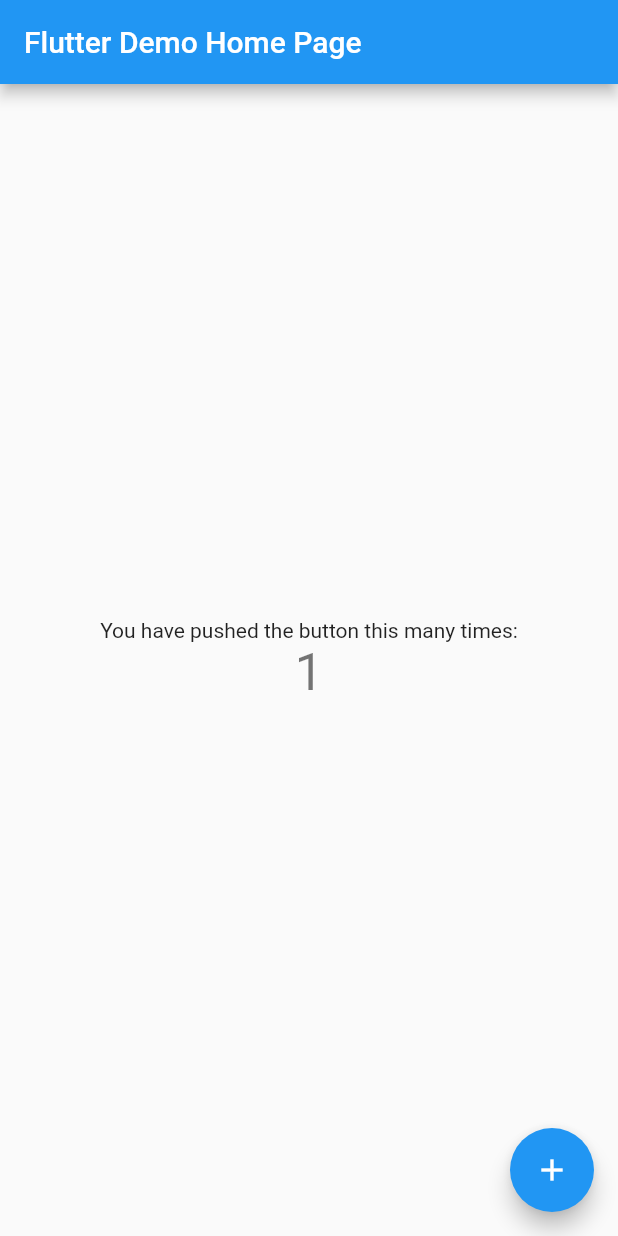
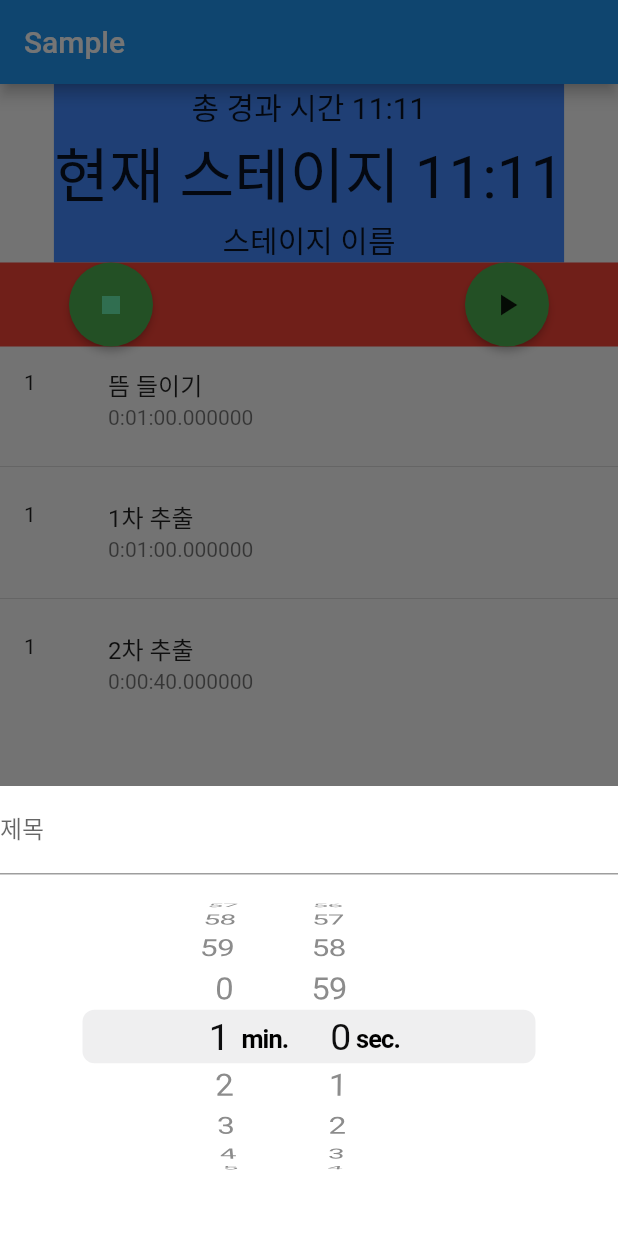
Before and after one commit to hyobb/brewing-coffee-timer, a Flutter app: the screen it shows after launch, after a tap on the "add" icon, on a phone screen of 412 x 824 dp. Run offline on Flutter 3.47's test engine with Material 2 defaults, Android fonts, the light colour scheme and no system bars; our stand-ins replace get.

Commit message:
feat: Add Timer screen

```diff
--- /dev/null
+++ b/lib/controllers/timer_controller.dart
@@ -0,0 +1,11 @@
+import 'package:brewing_coffee_timer/models/stage.dart';
+import 'package:get/get.dart';
+
+class TimerController extends GetxController {
+  List<Stage> _stages = [];
+
+  void addStage(String title, Duration duration) {
+    _stages.add(new Stage(title, duration));
+    update();
+  }
+}
--- a/lib/main.dart
+++ b/lib/main.dart
@@ -1,4 +1,6 @@
+import 'package:brewing_coffee_timer/screens/timer.dart';
 import 'package:flutter/material.dart';
+import 'package:get/route_manager.dart';
 
 void main() {
   runApp(MyApp());
@@ -8,7 +10,7 @@
   // This widget is the root of your application.
   @override
   Widget build(BuildContext context) {
-    return MaterialApp(
+    return GetMaterialApp(
       title: 'Flutter Demo',
       theme: ThemeData(
         // This is the theme of your application.
@@ -26,92 +28,7 @@
         // closer together (more dense) than on mobile platforms.
         visualDensity: VisualDensity.adaptivePlatformDensity,
       ),
-      home: MyHomePage(title: 'Flutter Demo Home Page'),
+      home: Timer(),
     );
   }
 }
-
-class MyHomePage extends StatefulWidget {
-  MyHomePage({Key key, this.title}) : super(key: key);
-
-  // This widget is the home page of your application. It is stateful, meaning
-  // that it has a State object (defined below) that contains fields that affect
-  // how it looks.
-
-  // This class is the configuration for the state. It holds the values (in this
-  // case the title) provided by the parent (in this case the App widget) and
-  // used by the build method of the State. Fields in a Widget subclass are
-  // always marked "final".
-
-  final String title;
-
-  @override
-  _MyHomePageState createState() => _MyHomePageState();
-}
-
-class _MyHomePageState extends State<MyHomePage> {
-  int _counter = 0;
-
-  void _incrementCounter() {
-    setState(() {
-      // This call to setState tells the Flutter framework that something has
-      // changed in this State, which causes it to rerun the build method below
-      // so that the display can reflect the updated values. If we changed
-      // _counter without calling setState(), then the build method would not be
-      // called again, and so nothing would appear to happen.
-      _counter++;
-    });
-  }
-
-  @override
-  Widget build(BuildContext context) {
-    // This method is rerun every time setState is called, for instance as done
-    // by the _incrementCounter method above.
-    //
-    // The Flutter framework has been optimized to make rerunning build methods
-    // fast, so that you can just rebuild anything that needs updating rather
-    // than having to individually change instances of widgets.
-    return Scaffold(
-      appBar: AppBar(
-        // Here we take the value from the MyHomePage object that was created by
-        // the App.build method, and use it to set our appbar title.
-        title: Text(widget.title),
-      ),
-      body: Center(
-        // Center is a layout widget. It takes a single child and positions it
-        // in the middle of the parent.
-        child: Column(
-          // Column is also a layout widget. It takes a list of children and
-          // arranges them vertically. By default, it sizes itself to fit its
-          // children horizontally, and tries to be as tall as its parent.
-          //
-          // Invoke "debug painting" (press "p" in the console, choose the
-          // "Toggle Debug Paint" action from the Flutter Inspector in Android
-          // Studio, or the "Toggle Debug Paint" command in Visual Studio Code)
-          // to see the wireframe for each widget.
-          //
-          // Column has various properties to control how it sizes itself and
-          // how it positions its children. Here we use mainAxisAlignment to
-          // center the children vertically; the main axis here is the vertical
-          // axis because Columns are vertical (the cross axis would be
-          // horizontal).
-          mainAxisAlignment: MainAxisAlignment.center,
-          children: <Widget>[
-            Text(
-              'You have pushed the button this many times:',
-            ),
-            Text(
-              '$_counter',
-              style: Theme.of(context).textTheme.headline4,
-            ),
-          ],
-        ),
-      ),
-      floatingActionButton: FloatingActionButton(
-        onPressed: _incrementCounter,
-        tooltip: 'Increment',
-        child: Icon(Icons.add),
-      ), // This trailing comma makes auto-formatting nicer for build methods.
-    );
-  }
-}
--- /dev/null
+++ b/lib/models/stage.dart
@@ -0,0 +1,7 @@
+class Stage {
+  String title;
+  Duration duration;
+  bool isDone;
+
+  Stage(this.title, this.duration, {this.isDone = false});
+}
--- /dev/null
+++ b/lib/screens/timer.dart
@@ -0,0 +1,154 @@
+import 'package:brewing_coffee_timer/models/stage.dart';
+import 'package:brewing_coffee_timer/widgets/new_stage_widget.dart';
+import 'package:flutter/material.dart';
+import 'package:get/get.dart';
+
+class Timer extends StatelessWidget {
+  @override
+  Widget build(BuildContext context) {
+    return Scaffold(
+      appBar: AppBar(
+        title: Text("Sample"),
+      ),
+      body: _body(),
+      floatingActionButton: FloatingActionButton(
+          child: const Icon(Icons.add),
+          backgroundColor: Colors.blue,
+          onPressed: () {
+            Get.bottomSheet(Container(
+              color: Colors.white,
+              height: 300,
+              child: NewStageWidget(),
+            ));
+          }),
+    );
+  }
+
+  // String textToShow = "Hello world";
+
+  // void _updateText() {
+  //   setState(() {
+  //     textToShow = "HIHI";
+  //   });
+  // }
+
+  Widget _body() {
+    return Column(children: [TimerWidget(), StageListWidget()]);
+  }
+}
+
+class TimerWidget extends StatefulWidget {
+  const TimerWidget({Key? key}) : super(key: key);
+
+  @override
+  _TimerWidgetState createState() => _TimerWidgetState();
+}
+
+class _TimerWidgetState extends State<TimerWidget> {
+  @override
+  Widget build(BuildContext context) {
+    return Column(
+      children: [
+        Container(
+          decoration: BoxDecoration(color: Colors.blueAccent),
+          child: Column(
+            children: <Widget>[
+              Text(
+                "총 경과 시간 11:11",
+                style: TextStyle(fontSize: 20),
+              ),
+              Text(
+                "현재 스테이지 11:11",
+                style: TextStyle(fontSize: 40),
+              ),
+              Text(
+                "스테이지 이름",
+                style: TextStyle(fontSize: 20),
+              )
+            ],
+          ),
+        ),
+        Container(
+          decoration: BoxDecoration(color: Colors.red),
+          child: Row(
+            mainAxisAlignment: MainAxisAlignment.spaceBetween,
+            children: [
+              MaterialButton(
+                onPressed: () {},
+                color: Colors.green,
+                textColor: Colors.greenAccent,
+                child: Icon(
+                  Icons.stop,
+                  size: 24,
+                ),
+                padding: EdgeInsets.all(16),
+                shape: CircleBorder(),
+              ),
+              MaterialButton(
+                onPressed: () {},
+                color: Colors.green,
+                child: Icon(
+                  Icons.play_arrow,
+                  size: 24,
+                ),
+                padding: EdgeInsets.all(16),
+                shape: CircleBorder(),
+              )
+            ],
+          ),
+          padding: EdgeInsets.only(right: 30, left: 30),
+        ),
+      ],
+    );
+  }
+}
+
+class StageListWidget extends StatefulWidget {
+  final List<Stage> stages = [
+    Stage("뜸 들이기", Duration(minutes: 1)),
+    Stage("1차 추출", Duration(minutes: 1)),
+    Stage("2차 추출", Duration(seconds: 40))
+  ];
+
+  // StageListWidget(this.stages);
+
+  @override
+  _StageListWidgetState createState() => _StageListWidgetState();
+}
+
+class _StageListWidgetState extends State<StageListWidget> {
+  @override
+  Widget build(BuildContext context) {
+    return ListView.separated(
+      scrollDirection: Axis.vertical,
+      shrinkWrap: true,
+      itemCount: widget.stages.length,
+      itemBuilder: (context, index) {
+        return StageTile(widget.stages[index]);
+      },
+      separatorBuilder: (context, index) {
+        return Divider();
+      },
+    );
+  }
+}
+
+class StageTile extends StatefulWidget {
+  final Stage stage;
+
+  StageTile(this.stage);
+
+  @override
+  _StageTileState createState() => _StageTileState();
+}
+
+class _StageTileState extends State<StageTile> {
+  @override
+  Widget build(BuildContext context) {
+    return ListTile(
+      leading: Text("1"),
+      title: Text(widget.stage.title),
+      subtitle: Text(widget.stage.duration.toString()),
+    );
+  }
+}
--- /dev/null
+++ b/lib/widgets/new_stage_widget.dart
@@ -0,0 +1,29 @@
+import 'package:brewing_coffee_timer/controllers/timer_controller.dart';
+import 'package:flutter/cupertino.dart';
+import 'package:flutter/material.dart';
+import 'package:flutter/widgets.dart';
+import 'package:get/get.dart';
+
+class NewStageWidget extends StatelessWidget {
+  final timerController = Get.put(TimerController());
+
+  @override
+  Widget build(BuildContext context) {
+    return Column(
+      children: [
+        TextField(
+          decoration: InputDecoration(labelText: '제목'),
+        ),
+        CupertinoTimerPicker(
+          mode: CupertinoTimerPickerMode.ms,
+          minuteInterval: 1,
+          secondInterval: 1,
+          initialTimerDuration: new Duration(minutes: 1, seconds: 0),
+          onTimerDurationChanged: (Duration changedDuration) {
+            print('$changedDuration');
+          },
+        )
+      ],
+    );
+  }
+}
```
Also changed, not shown: pubspec.yaml (+4 -3 lines), pubspec.lock, 1 other file.
